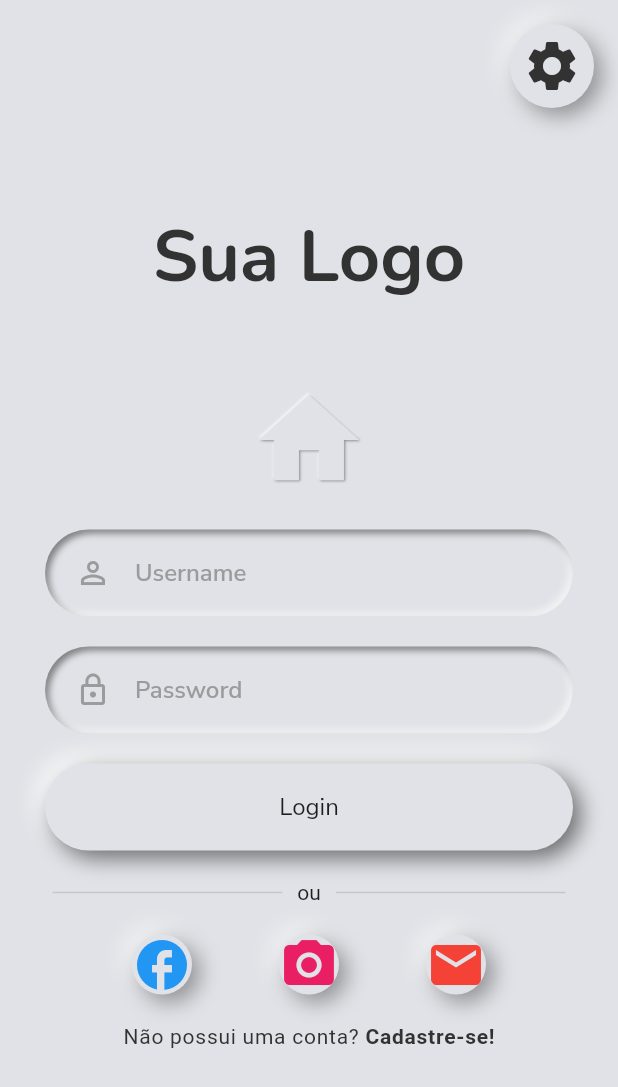
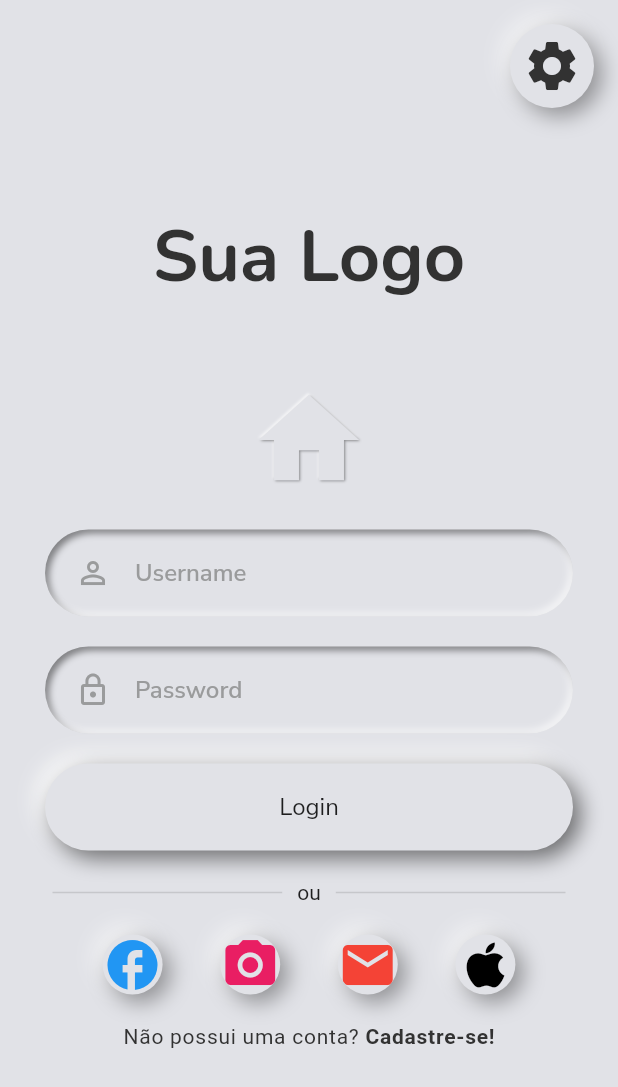
Before and after one commit to GustavoNeri02/animacoes_complexas, a Flutter app: the screen it shows after launch, on a phone screen of 412 x 824 dp. Shown: the top 1087 px of the screen. Run offline on Flutter 3.47's test engine with Material 2 defaults, Android fonts, the light colour scheme and no system bars; drawn by our look-alikes of flutter_neumorphic; our stand-ins replace google_fonts.

Commit message:
Opção de botão de login via Apple

```diff
--- a/lib/screens/login/login_screen.dart
+++ b/lib/screens/login/login_screen.dart
@@ -119,6 +119,16 @@ class _LoginScreenState extends State<LoginScreen>
                     shape: NeumorphicShape.flat,
                     boxShape: NeumorphicBoxShape.circle()),
               ),
+              NeumorphicRadio(
+                child: const Icon(
+                  Icons.apple,
+                  color: Colors.black,
+                  size: 40,
+                ),
+                style: const NeumorphicRadioStyle(
+                    shape: NeumorphicShape.flat,
+                    boxShape: NeumorphicBoxShape.circle()),
+              ),
             ],
           ),
           const SizedBox(height: 20),
```
